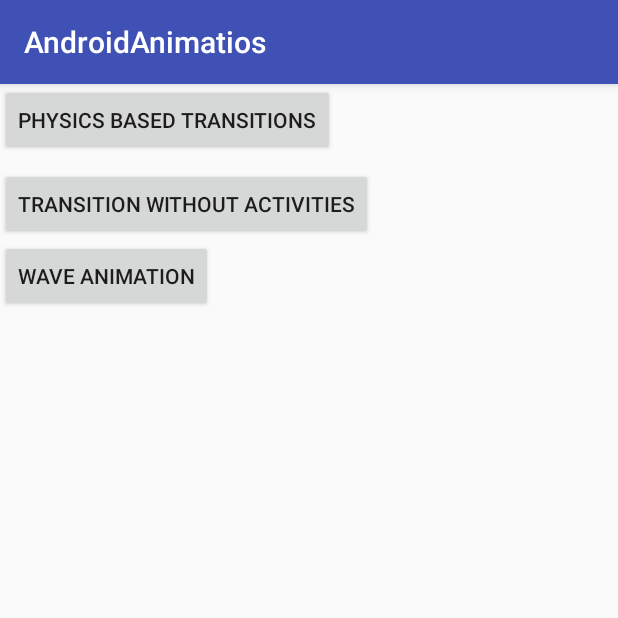
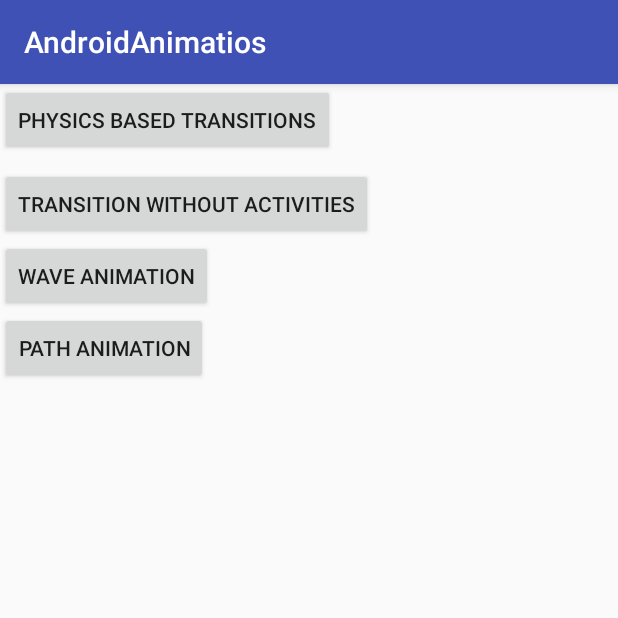
Before and after one commit to AjeshRPai/Android_Animation, an Android app: the screen it shows after launch (IndexActivity), on a phone screen of 412 x 824 dp, the top half of it. Run offline under Robolectric (Android 15) with nearby library versions, the phone set to English and light mode, and no system bars.

Commit message:
Implemented the path animation . Yet to complete the second animation

```diff
--- a/app/src/main/AndroidManifest.xml
+++ b/app/src/main/AndroidManifest.xml
@@ -11,7 +11,7 @@
         android:supportsRtl="true"
         android:theme="@style/AppTheme"
         tools:ignore="GoogleAppIndexingWarning,InnerclassSeparator">
-        <activity android:name=".PathAnimations.PolygonPath"></activity>
+        <activity android:name=".PathAnimations.PolygonPathAnimation"/>
         <activity android:name=".WaveAnimation.WaveAnimationActivity" />
         <activity android:name=".IndexActivity">
             <intent-filter>
--- a/app/src/main/java/com/example/ajeshpai/androidanimatios/IndexActivity.kt
+++ b/app/src/main/java/com/example/ajeshpai/androidanimatios/IndexActivity.kt
@@ -2,6 +2,7 @@ package com.example.ajeshpai.androidanimatios
 
 import androidx.appcompat.app.AppCompatActivity
 import android.os.Bundle
+import com.example.ajeshpai.androidanimatios.PathAnimations.PolygonPathAnimation
 import com.example.ajeshpai.androidanimatios.PhysicsBasedAnimations.IndexPhysicsBasedActivity
 import com.example.ajeshpai.androidanimatios.WaveAnimation.WaveAnimationActivity
 import com.example.ajeshpai.androidanimatios.transitions.IndexTransitionActivity
@@ -16,9 +17,10 @@ class IndexActivity : AppCompatActivity() {
 
         button6.setOnClickListener { startActivity<WaveAnimationActivity>()}
 
-
         button4.setOnClickListener { startActivity<IndexPhysicsBasedActivity>() }
 
         button5.setOnClickListener { startActivity<IndexTransitionActivity>() }
+
+        button7.setOnClickListener { startActivity<PolygonPathAnimation>() }
     }
 }
--- a/app/src/main/res/layout/activity_index2.xml
+++ b/app/src/main/res/layout/activity_index2.xml
@@ -32,5 +32,13 @@
         app:layout_constraintStart_toStartOf="parent"
         app:layout_constraintTop_toBottomOf="@+id/button5" />
 
+    <Button
+        android:id="@+id/button7"
+        android:layout_width="wrap_content"
+        android:layout_height="wrap_content"
+        android:text="Path Animation"
+        app:layout_constraintStart_toStartOf="parent"
+        app:layout_constraintTop_toBottomOf="@+id/button6" />
+
 
 </androidx.constraintlayout.widget.ConstraintLayout>
```
Also changed, not shown: app/src/main/java/com/example/ajeshpai/androidanimatios/PathAnimations/PolygonLapsDrawable.kt (+7 -16 lines), app/src/main/java/com/example/ajeshpai/androidanimatios/PathAnimations/PolygonPathAnimation.kt (+41 -1 lines), app/src/main/res/layout/activity_polygon_path.xml (+9 -1 lines).
